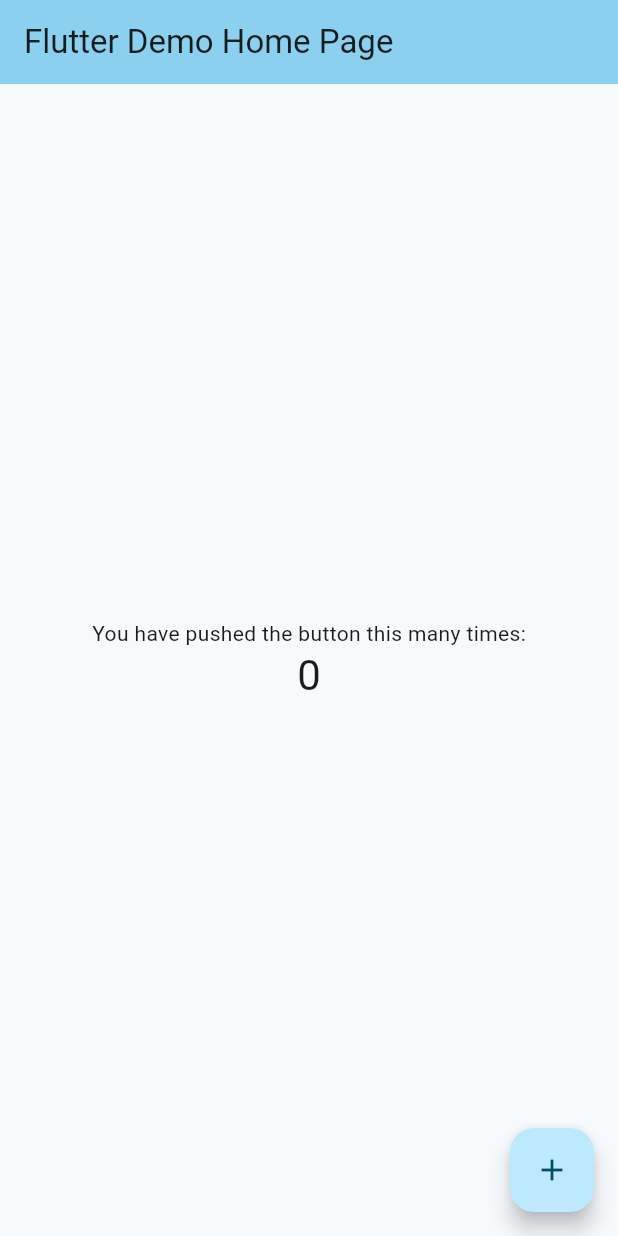
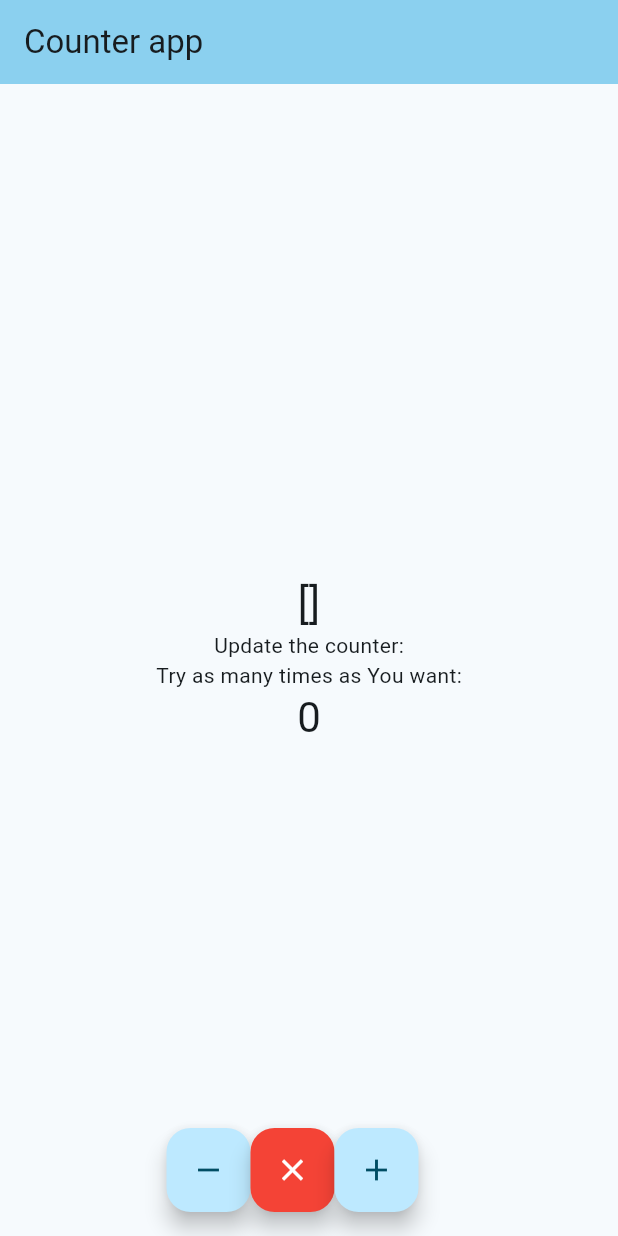
Before and after one commit to Bjoorng/Flutter-Google-Tutorial, a Flutter app: the screen it shows after launch, on a phone screen of 412 x 824 dp. Run offline on Flutter 3.47's test engine with Material 3 defaults, Android fonts, the phone set to English and light mode, and no system bars.

Commit message:
adding methods do modify the counter

```diff
--- a/lib/main.dart
+++ b/lib/main.dart
@@ -7,119 +7,108 @@ void main() {
 class MyApp extends StatelessWidget {
   const MyApp({super.key});
 
-  // This widget is the root of your application.
   @override
   Widget build(BuildContext context) {
     return MaterialApp(
       title: 'Flutter Demo',
       theme: ThemeData(
-        // This is the theme of your application.
-        //
-        // TRY THIS: Try running your application with "flutter run". You'll see
-        // the application has a purple toolbar. Then, without quitting the app,
-        // try changing the seedColor in the colorScheme below to Colors.green
-        // and then invoke "hot reload" (save your changes or press the "hot
-        // reload" button in a Flutter-supported IDE, or press "r" if you used
-        // the command line to start the app).
-        //
-        // Notice that the counter didn't reset back to zero; the application
-        // state is not lost during the reload. To reset the state, use hot
-        // restart instead.
-        //
-        // This works for code too, not just values: Most code changes can be
-        // tested with just a hot reload.
         colorScheme: ColorScheme.fromSeed(seedColor: Colors.blueGrey),
         useMaterial3: true,
       ),
-      home: const MyHomePage(title: 'Flutter Demo Home Page'),
+      home: const MyHomePage(title: 'Counter app'),
     );
   }
 }
 
 class MyHomePage extends StatefulWidget {
   const MyHomePage({super.key, required this.title});
-
-  // This widget is the home page of your application. It is stateful, meaning
-  // that it has a State object (defined below) that contains fields that affect
-  // how it looks.
-
-  // This class is the configuration for the state. It holds the values (in this
-  // case the title) provided by the parent (in this case the App widget) and
-  // used by the build method of the State. Fields in a Widget subclass are
-  // always marked "final".
-
   final String title;
-
   @override
   State<MyHomePage> createState() => _MyHomePageState();
 }
 
 class _MyHomePageState extends State<MyHomePage> {
   int _counter = 0;
+  int _every10 = 0;
+  List<int> _memory = List.empty(growable: true);
 
   void _incrementCounter() {
     setState(() {
-      // This call to setState tells the Flutter framework that something has
-      // changed in this State, which causes it to rerun the build method below
-      // so that the display can reflect the updated values. If we changed
-      // _counter without calling setState(), then the build method would not be
-      // called again, and so nothing would appear to happen.
       _counter++;
+      if (_counter == _every10 + 10) {
+        _every10 = _counter;
+        _memory.add(_counter);
+      }
+    });
+  }
+
+  void _decrementCounter() {
+    setState(() {
+      _counter--;
+      if (_counter == _every10 - 10 || _counter == _every10) {
+        _every10 = _counter;
+        _memory.remove(_counter);
+      }
+    });
+  }
+
+  void _emptyList(){
+    setState(() {
+      _counter = 0;
+      _every10 = 0;
+      _memory.clear();
     });
   }
 
   @override
   Widget build(BuildContext context) {
-    // This method is rerun every time setState is called, for instance as done
-    // by the _incrementCounter method above.
-    //
-    // The Flutter framework has been optimized to make rerunning build methods
-    // fast, so that you can just rebuild anything that needs updating rather
-    // than having to individually change instances of widgets.
     return Scaffold(
       appBar: AppBar(
-        // TRY THIS: Try changing the color here to a specific color (to
-        // Colors.amber, perhaps?) and trigger a hot reload to see the AppBar
-        // change color while the other colors stay the same.
         backgroundColor: Theme.of(context).colorScheme.inversePrimary,
-        // Here we take the value from the MyHomePage object that was created by
-        // the App.build method, and use it to set our appbar title.
         title: Text(widget.title),
       ),
       body: Center(
-        // Center is a layout widget. It takes a single child and positions it
-        // in the middle of the parent.
         child: Column(
-          // Column is also a layout widget. It takes a list of children and
-          // arranges them vertically. By default, it sizes itself to fit its
-          // children horizontally, and tries to be as tall as its parent.
-          //
-          // Column has various properties to control how it sizes itself and
-          // how it positions its children. Here we use mainAxisAlignment to
-          // center the children vertically; the main axis here is the vertical
-          // axis because Columns are vertical (the cross axis would be
-          // horizontal).
-          //
-          // TRY THIS: Invoke "debug painting" (choose the "Toggle Debug Paint"
-          // action in the IDE, or press "p" in the console), to see the
-          // wireframe for each widget.
           mainAxisAlignment: MainAxisAlignment.center,
           children: <Widget>[
+            Text(
+              '$_memory',
+              style: Theme.of(context).textTheme.headlineMedium,
+            ),
             const Text(
-              'You have pushed the button this many times:',
+              'Update the counter:',
             ),
+            const Text('Try as many times as You want:'),
             Text(
               '$_counter',
-              style: Theme.of(context).textTheme.headlineMedium,
+              style: Theme.of(context).textTheme.headlineMedium, selectionColor: Colors.blue,
             ),
           ],
         ),
       ),
-      floatingActionButton: FloatingActionButton(
-        onPressed: _incrementCounter,
-        tooltip: 'Increment',
-        child: const Icon(Icons.add),
-      ), // This trailing comma makes auto-formatting nicer for build methods.
+      floatingActionButton: Row(
+        mainAxisAlignment: MainAxisAlignment.center,
+        children: [
+          const SizedBox(width: 10),
+          FloatingActionButton(
+            onPressed: _decrementCounter,
+            tooltip: 'Decrement',
+            child: const Icon(Icons.remove),
+          ),
+          FloatingActionButton(
+            onPressed: _emptyList,
+            tooltip: 'Clear',
+            foregroundColor: Colors.white,
+            backgroundColor: Colors.red,
+            child: const Icon(Icons.clear),
+          ),
+          FloatingActionButton(
+            onPressed: _incrementCounter,
+            tooltip: 'Increment',
+            child: const Icon(Icons.add),
+          ),
+        ],
+      ),
     );
   }
 }
```
